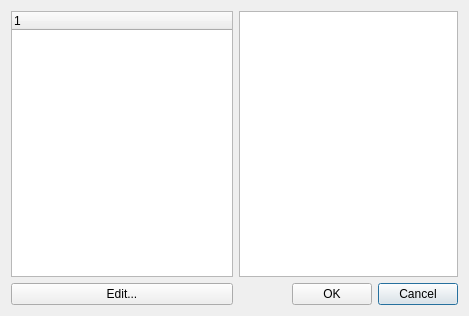
First picture: the form in src/gui/symbolsdlg.ui, repository NeoProgramming/NeoPad, before the edit.
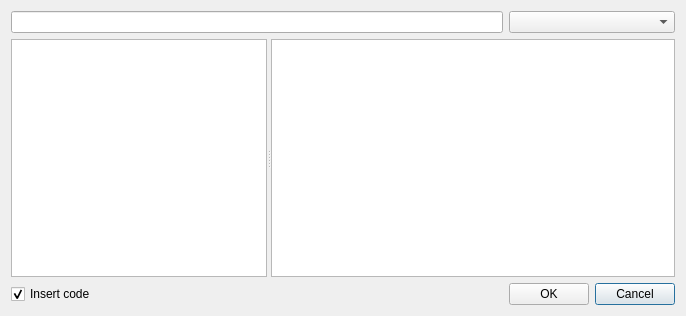
Second picture: the form after the edit.

Commit message: Symbols table

What changed in the file:
```diff
--- a/src/gui/symbolsdlg.ui
+++ b/src/gui/symbolsdlg.ui
@@ -6,7 +6,7 @@
    <rect>
     <x>0</x>
     <y>0</y>
-    <width>469</width>
+    <width>686</width>
     <height>316</height>
    </rect>
   </property>
@@ -14,41 +14,76 @@
    <string>Symbols</string>
   </property>
   <layout class="QGridLayout" name="gridLayout">
-   <item row="1" column="4">
+   <item row="2" column="3">
     <widget class="QPushButton" name="pushCancel">
      <property name="text">
       <string>Cancel</string>
      </property>
     </widget>
    </item>
-   <item row="1" column="0">
-    <widget class="QPushButton" name="pushEdit">
+   <item row="2" column="0">
+    <widget class="QCheckBox" name="checkCode">
      <property name="text">
-      <string>Edit...</string>
+      <string>Insert code</string>
      </property>
+     <property name="checked">
+      <bool>true</bool>
+     </property>
     </widget>
    </item>
-   <item row="1" column="3">
+   <item row="1" column="0" colspan="4">
+    <widget class="QSplitter" name="splitter">
+     <property name="orientation">
+      <enum>Qt::Horizontal</enum>
+     </property>
+     <widget class="QTreeWidget" name="treeGroups">
+      <property name="rootIsDecorated">
+       <bool>true</bool>
+      </property>
+      <attribute name="headerVisible">
+       <bool>false</bool>
+      </attribute>
+      <column>
+       <property name="text">
+        <string notr="true">1</string>
+       </property>
+      </column>
+     </widget>
+     <widget class="QTableWidget" name="tableSymbols">
+      <property name="sizePolicy">
+       <sizepolicy hsizetype="Expanding" vsizetype="Expanding">
+        <horstretch>1</horstretch>
+        <verstretch>0</verstretch>
+       </sizepolicy>
+      </property>
+     </widget>
+    </widget>
+   </item>
+   <item row="2" column="1">
+    <spacer name="horizontalSpacer">
+     <property name="orientation">
+      <enum>Qt::Horizontal</enum>
+     </property>
+     <property name="sizeHint" stdset="0">
+      <size>
+       <width>493</width>
+       <height>20</height>
+      </size>
+     </property>
+    </spacer>
+   </item>
+   <item row="2" column="2">
     <widget class="QPushButton" name="pushOk">
      <property name="text">
       <string>OK</string>
      </property>
     </widget>
    </item>
-   <item row="0" column="2" colspan="3">
-    <widget class="QTableWidget" name="tableSymbols"/>
+   <item row="0" column="2" colspan="2">
+    <widget class="QComboBox" name="comboFonts"/>
    </item>
-   <item row="0" column="0">
-    <widget class="QTreeWidget" name="treeGroups">
-     <property name="rootIsDecorated">
-      <bool>true</bool>
-     </property>
-     <column>
-      <property name="text">
-       <string notr="true">1</string>
-      </property>
-     </column>
-    </widget>
+   <item row="0" column="0" colspan="2">
+    <widget class="QLineEdit" name="lineSearch"/>
    </item>
   </layout>
  </widget>
```
The commit also changes 6 other files.
